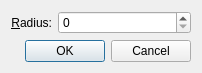
Old version of the form lib/redeyereduction/redeyereductionsidebar.ui in the repository KDE/gwenview.
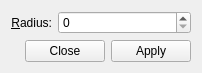
New version of the form.

Commit message: Ok, Cancel => Apply, Close

```diff
--- a/lib/redeyereduction/redeyereductionsidebar.ui
+++ b/lib/redeyereduction/redeyereductionsidebar.ui
@@ -66,7 +66,7 @@
         <enum>Qt::Horizontal</enum>
        </property>
        <property name="standardButtons" >
-        <set>QDialogButtonBox::Cancel|QDialogButtonBox::Ok</set>
+        <set>QDialogButtonBox::Apply|QDialogButtonBox::Close</set>
        </property>
       </widget>
      </item>
```
The commit also changes 2 other files.
